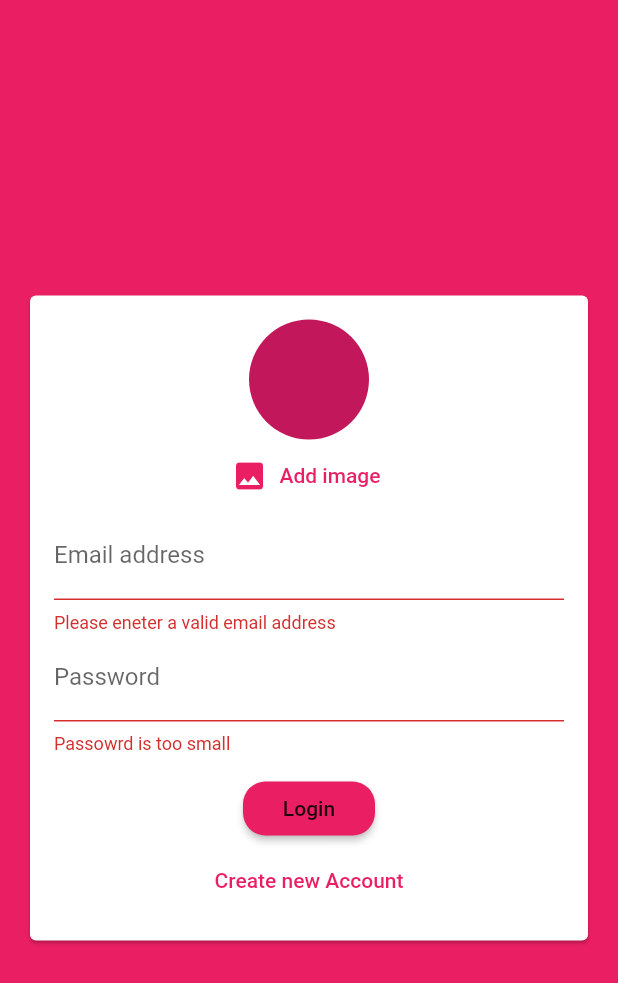
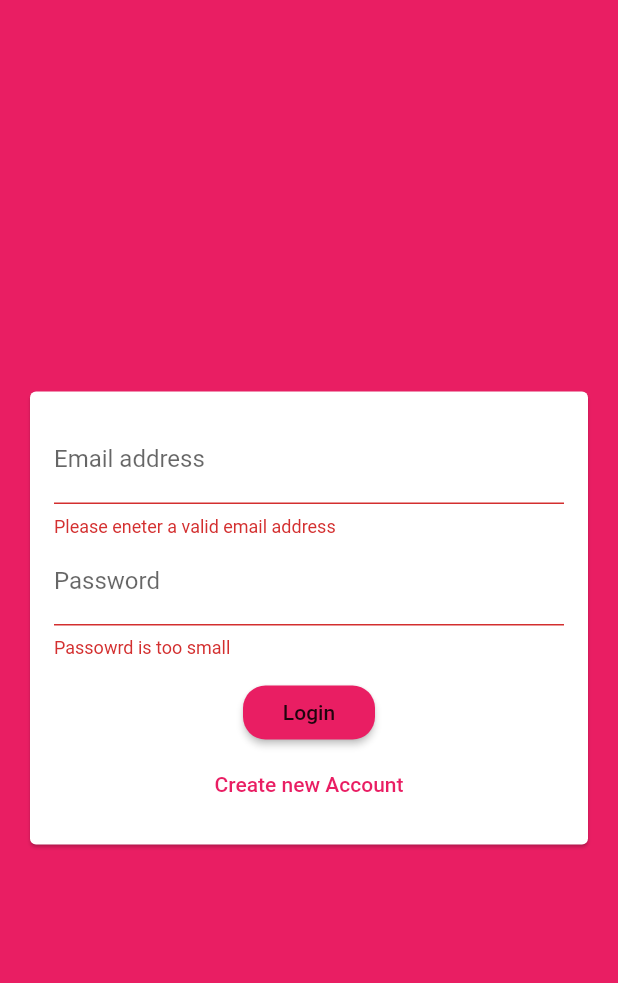
Before and after one commit to Amitpatil215/Gossip, a Flutter app: the screen it shows after launch, after a tap on "Login", on a phone screen of 412 x 824 dp. Shown: the top 983 px of the screen. Run offline on Flutter 3.47's test engine with Material 2 defaults, Android fonts, the phone set to English and light mode, and no system bars; our stand-ins replace cloud_firestore, firebase_auth, image_picker; accounts and stored records are empty.

Commit message:
Preparing file upload & validating images

```diff
--- a/lib/widgets/auth/auth_form.dart
+++ b/lib/widgets/auth/auth_form.dart
@@ -1,3 +1,4 @@
+import 'dart:io';
 import 'package:flutter/material.dart';
 import '../../widgets/picker/user_image_picker.dart';
 
@@ -21,6 +22,12 @@ class _AuthFormState extends State<AuthForm> {
   String _userEmail = '';
   String _userName = '';
   String _userPassword = '';
+  File _userImageFile;
+
+  void _pickedImage(File image) {
+    _userImageFile = image;
+  }
+
   var _isLogIn = true;
   final _formKey = GlobalKey<FormState>();
 
@@ -28,6 +35,14 @@ class _AuthFormState extends State<AuthForm> {
     final isValid = _formKey.currentState.validate();
     //for closing soft keyboard
     FocusScope.of(context).unfocus();
+
+    if (_userImageFile == null && !_isLogIn) {
+      Scaffold.of(context).showSnackBar(SnackBar(
+        content: Text("Please pick an image"),
+        backgroundColor: Theme.of(context).errorColor,
+      ));
+      return;
+    }
 
     if (isValid) {
       _formKey.currentState.save();
@@ -53,7 +68,7 @@ class _AuthFormState extends State<AuthForm> {
             child: Column(
               mainAxisSize: MainAxisSize.min,
               children: [
-                UserImagePicker(),
+                if (!_isLogIn) UserImagePicker(_pickedImage),
                 TextFormField(
                   key: ValueKey("email"),
                   keyboardType: TextInputType.emailAddress,
--- a/pubspec.yaml
+++ b/pubspec.yaml
@@ -23,14 +23,15 @@ environment:
 dependencies:
   flutter:
     sdk: flutter
-  cloud_firestore: ^0.13.0+2
+  cloud_firestore:
 
 
   # The following adds the Cupertino Icons font to your application.
   # Use with the CupertinoIcons class for iOS style icons.
   cupertino_icons: ^0.1.3
-  firebase_auth: ^0.16.0+1
+  firebase_auth:
   image_picker: ^0.6.7+6
+  firebase_storage:
 
 dev_dependencies:
   flutter_test:
```
Also changed, not shown: lib/widgets/picker/user_image_picker.dart (+8 -0 lines), pubspec.lock.
